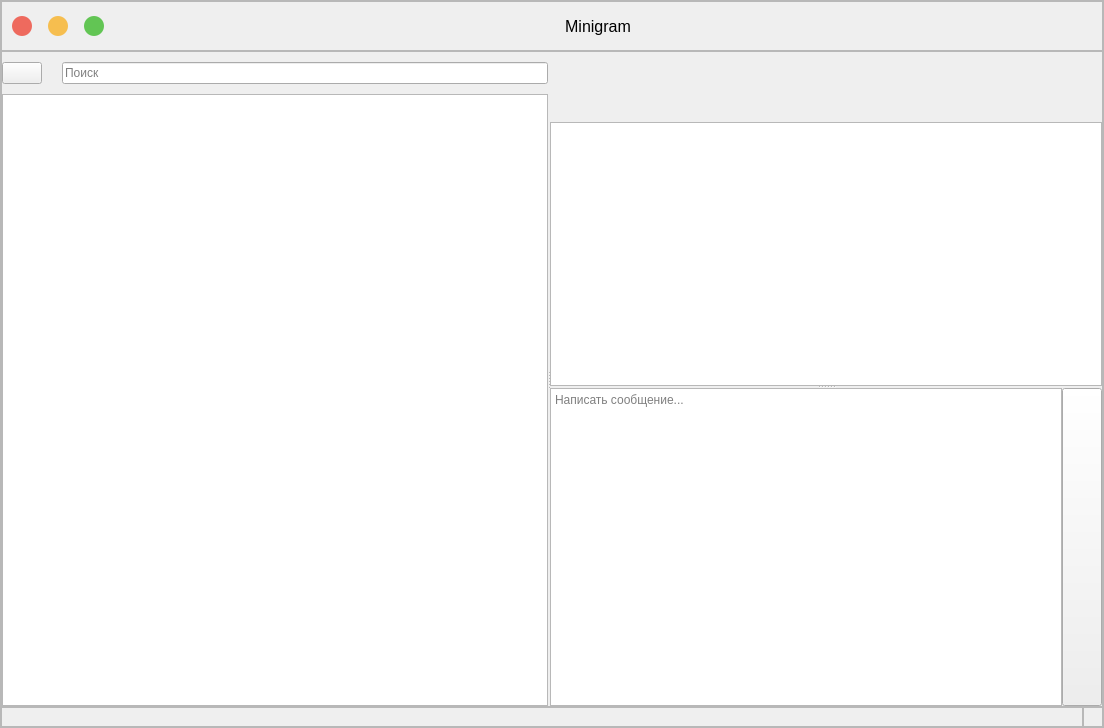
Before: the Qt Designer form ui_main.ui in egor-masterskikh/Minigram, drawn with Qt 5.
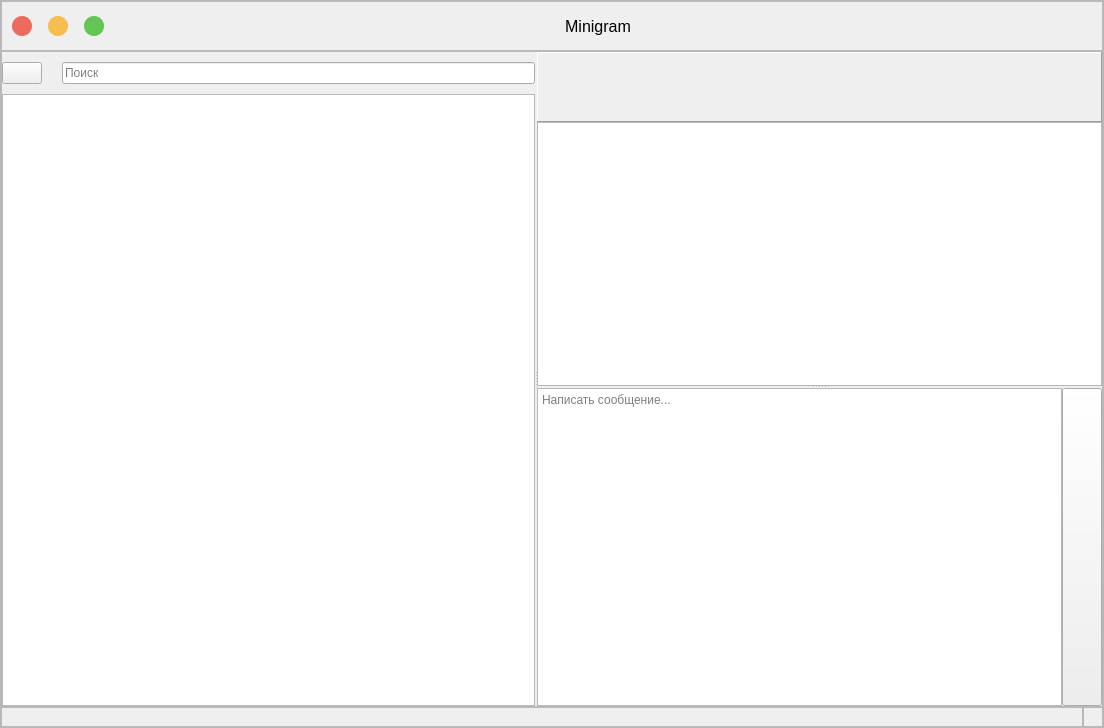
After: the same form once the commit is applied. The open tabs and pages were chosen to show the change. Icons and pictures are not drawn.

Commit message: add displaying messages in a dialog window (without synchronization) and sending message by Ctrl+Enter

```diff
--- a/ui_main.ui
+++ b/ui_main.ui
@@ -929,7 +929,7 @@
                       <number>0</number>
                      </property>
                      <item row="0" column="0">
-                      <widget class="QWidget" name="user_info_widget" native="true">
+                      <widget class="QFrame" name="user_info_widget">
                        <property name="sizePolicy">
                         <sizepolicy hsizetype="Preferred" vsizetype="Fixed">
                          <horstretch>0</horstretch>
@@ -942,7 +942,45 @@
                          <height>70</height>
                         </size>
                        </property>
-                       <layout class="QGridLayout" name="gridLayout">
+                       <property name="frameShape">
+                        <enum>QFrame::Panel</enum>
+                       </property>
+                       <property name="frameShadow">
+                        <enum>QFrame::Raised</enum>
+                       </property>
+                       <property name="lineWidth">
+                        <number>1</number>
+                       </property>
+                       <layout class="QGridLayout" name="user_info_grid">
+                        <property name="leftMargin">
+                         <number>0</number>
+                        </property>
+                        <property name="topMargin">
+                         <number>0</number>
+                        </property>
+                        <property name="rightMargin">
+                         <number>0</number>
+                        </property>
+                        <property name="bottomMargin">
+                         <number>0</number>
+                        </property>
+                        <property name="spacing">
+                         <number>0</number>
+                        </property>
+                        <item row="0" column="0">
+                         <layout class="QGridLayout" name="user_info_grid_2">
+                          <property name="leftMargin">
+                           <number>12</number>
+                          </property>
+                          <property name="topMargin">
+                           <number>12</number>
+                          </property>
+                          <property name="rightMargin">
+                           <number>12</number>
+                          </property>
+                          <property name="bottomMargin">
+                           <number>12</number>
+                          </property>
                         <item row="0" column="0">
                          <widget class="QCommandLinkButton" name="nick">
                           <property name="font">
@@ -964,6 +1002,8 @@
                            </size>
                           </property>
                          </widget>
+                          </item>
+                         </layout>
                         </item>
                        </layout>
                       </widget>
```
Lines whose indentation alone changed are shown as unchanged. The commit also changes 5 other files.
